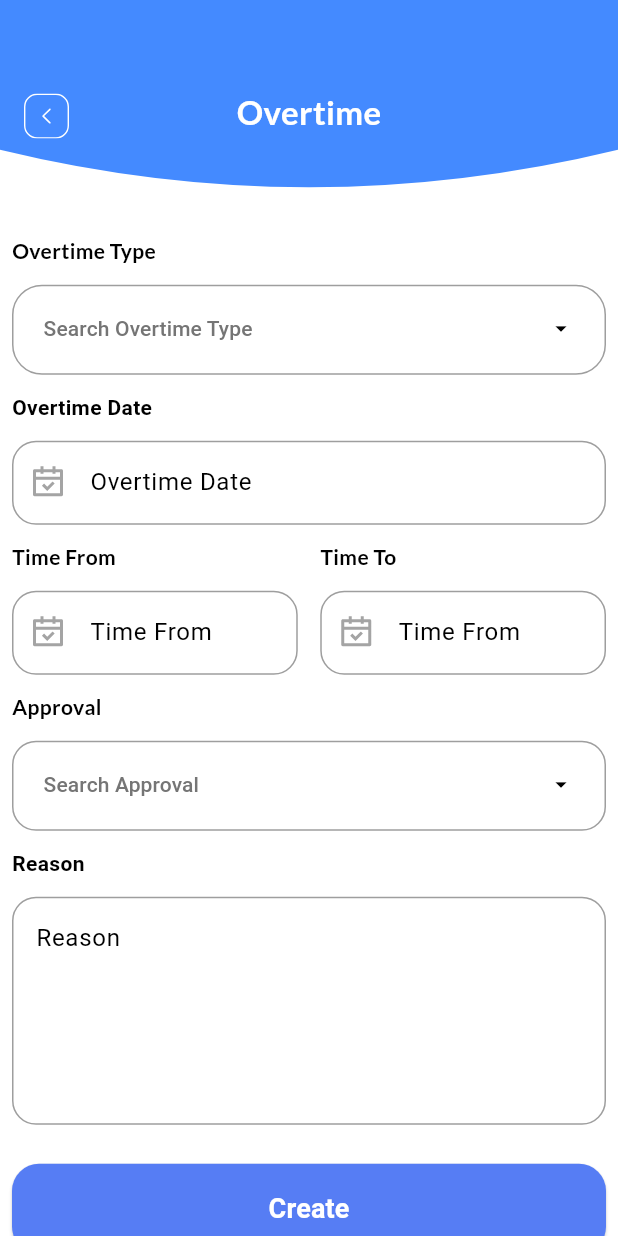
After one commit to AbdiSTS/venus_hr, a Flutter app: the HomeView screen opened directly, after a tap on "Overtime", on a phone screen of 412 x 824 dp. The commit adds this screen. Run offline on Flutter 3.47's test engine with Material 3 defaults, Android fonts, the phone set to English and light mode, and no system bars; our stand-ins replace auto_size_text, dotted_border, flutter_spinkit, flutter_svg, google_fonts, image_picker and 1 more; missing offline and left inert: flutter_timeline_calendar.

Commit message:
update from mac

```diff
--- a/lib/core/components/card_list_request.dart
+++ b/lib/core/components/card_list_request.dart
@@ -55,7 +55,7 @@ class _CardListRequestState extends State<CardListRequest> {
                                         ),
                                       ),
                                       Card(
-                                        color: Colors.redAccent,
+                                        color: Colors.orange,
                                         child: Padding(
                                           padding: const EdgeInsets.all(7),
                                           child: Text(
--- a/lib/main.dart
+++ b/lib/main.dart
@@ -1,4 +1,5 @@
 import 'package:flutter/material.dart';
+import 'package:venus_hr_psti/page/login/login_view.dart';
 
 import 'core/theme/app_theme.dart';
 import 'page/bottom_navigator_view.dart';
@@ -36,7 +37,8 @@ class _MyAppState extends State<MyApp> {
           primary: Colors.black, // ⬅️ warna utama (misal tombol)
         ),
       ),
-      home: BottomNavigatorView(),
+      // home: BottomNavigatorView(),
+      home: LoginView(),
     );
   }
 }
--- a/lib/page/home/home_view.dart
+++ b/lib/page/home/home_view.dart
@@ -4,7 +4,9 @@ import 'package:flutter/widgets.dart';
 import 'package:google_fonts/google_fonts.dart';
 
 import 'package:venus_hr_psti/core/extensions/date_time_ext.dart';
+import 'package:venus_hr_psti/page/home/attendance_log/attendance_log_view.dart';
 import 'package:venus_hr_psti/page/home/leave/leave_view.dart';
+import 'package:venus_hr_psti/page/home/overtime/overtime_view.dart';
 import 'package:venus_hr_psti/page/home/permission/permision_view.dart';
 
 import '../../core/assets/assets.gen.dart';
@@ -275,6 +277,34 @@ class _HomeViewState extends State<HomeView> {
                       ),
                     ),
                     GestureDetector(
+                      onTap: () => Navigator.push(
+                          context,
+                          MaterialPageRoute(
+                              builder: (context) => AttendanceLogView())),
+                      child: Card(
+                        elevation: 5,
+                        color: Colors.white,
+                        child: Column(
+                          mainAxisAlignment: MainAxisAlignment.center,
+                          children: [
+                            Image.asset(
+                              "assets/images/attendance.png",
+                              width: 70,
+                            ),
+                            SizedBox(
+                              height: 10,
+                            ),
+                            Text(
+                              "Attendance Log",
+                              style: GoogleFonts.lato(
+                                fontWeight: FontWeight.bold,
+                              ),
+                            )
+                          ],
+                        ),
+                      ),
+                    ),
+                    GestureDetector(
                       onTap: () => Navigator.push(context,
                           MaterialPageRoute(builder: (context) => LeaveView())),
                       child: Card(
@@ -292,6 +322,32 @@ class _HomeViewState extends State<HomeView> {
                             ),
                             Text(
                               "Leave",
+                              style: GoogleFonts.lato(
+                                fontWeight: FontWeight.bold,
+                              ),
+                            )
+                          ],
+                        ),
+                      ),
+                    ),
+                    GestureDetector(
+                      onTap: () => Navigator.push(context,
+                          MaterialPageRoute(builder: (context) => OvertimeView())),
+                      child: Card(
+                        elevation: 5,
+                        color: Colors.white,
+                        child: Column(
+                          mainAxisAlignment: MainAxisAlignment.center,
+                          children: [
+                            Image.asset(
+                              "assets/images/overtime.png",
+                              width: 70,
+                            ),
+                            SizedBox(
+                              height: 10,
+                            ),
+                            Text(
+                              "Overtime",
                               style: GoogleFonts.lato(
                                 fontWeight: FontWeight.bold,
                               ),
--- /dev/null
+++ b/lib/page/home/overtime/overtime_view.dart
@@ -0,0 +1,285 @@
+import 'package:flutter/material.dart';
+import 'package:flutter_svg/svg.dart';
+import 'package:google_fonts/google_fonts.dart';
+
+import '../../../core/assets/assets.gen.dart';
+import '../../../core/components/buttons.dart';
+import '../../../core/components/custom_date_picker.dart';
+import '../../../core/components/custom_text_field.dart';
+import '../../../core/components/rounded_clipper.dart';
+import '../../../core/components/search_dropdwon.dart';
+import '../../../core/components/spaces.dart';
+
+class OvertimeView extends StatefulWidget {
+  const OvertimeView({super.key});
+
+  @override
+  State<OvertimeView> createState() => _OvertimeViewState();
+}
+
+class _OvertimeViewState extends State<OvertimeView> {
+  TextEditingController? timeFromController= new TextEditingController();
+  TextEditingController? timeToController= new TextEditingController();
+  TextEditingController? reasonController = new TextEditingController();
+
+  TimeOfDay? selectedTimeFrom;
+  TimeOfDay? selectedTimeTo;
+  @override
+  Widget build(BuildContext context) {
+    return GestureDetector(
+      onTap: () {
+        FocusScope.of(context).unfocus();
+      },
+      child: Scaffold(
+        body: Column(
+          children: [
+            Expanded(
+                flex: 2,
+                child: Stack(
+                  children: [
+                    ClipPath(
+                      clipper: BottomRoundedClipper(),
+                      child: Container(
+                        color: Colors.blueAccent,
+                        child: Center(
+                          child: Text(
+                            "Overtime",
+                            style: GoogleFonts.lato(
+                              color: Colors.white,
+                              fontSize: 22,
+                              fontWeight: FontWeight.bold,
+                            ),
+                          ),
+                        ),
+                      ),
+                    ),
+                    Positioned(
+                      left: 16, // posisi dari kiri
+                      top: 5,
+                      bottom: 0,
+                      child: GestureDetector(
+                        onTap: () => Navigator.pop(context),
+                        child: Center(
+                          child: SvgPicture.asset(
+                            "assets/icons/back.svg",
+                            color: Colors.white,
+                            width: 30,
+                          ),
+                        ),
+                      ),
+                    ),
+                  ],
+                )),
+            Expanded(
+                flex: 9,
+                child: Padding(
+                  padding: const EdgeInsets.all(8.0),
+                  child: Column(
+                    crossAxisAlignment: CrossAxisAlignment.start,
+                    children: [
+                      Text("Overtime Type",
+                          style: GoogleFonts.lato(
+                            fontSize: 14,
+                            fontWeight: FontWeight.w700,
+                          )),
+                      const SizedBox(height: 12.0),
+                      Container(
+                        height: 60,
+                        decoration: BoxDecoration(
+                          borderRadius: BorderRadius.all(Radius.circular(20)),
+                          border: Border.all(color: Colors.grey),
+                        ),
+                        child: Padding(
+                          padding: const EdgeInsets.all(8.0),
+                          child: CustomSearchableDropDown(
+                              isReadOnly: false,
+                              items: [],
+                              label: 'Search Overtime Type',
+                              padding: EdgeInsets.zero,
+                              // searchBarHeight: SDP.sdp(40),
+                              hint: 'Overtime Type',
+                              dropdownHintText: 'Cari Overtime Type',
+                              dropdownItemStyle: GoogleFonts.getFont("Lato"),
+                              onChanged: (value) {
+                                if (value != null) {
+                                  // permissionType = value;
+                                  // print(
+                                  //     "value : ${value}, permissionType!.TypeLangguage : ${permissionType!.TypeLangguage} ");
+                                }
+                              },
+                              dropDownMenuItems: []),
+                        ),
+                      ),
+                      const SizedBox(height: 12.0),
+                      CustomDatePicker(
+                          label: 'Overtime Date',
+                          onDateSelected: (selectedDate) {
+                            // overtimeDate?.text =
+                            //     formatDate(selectedDate).toString();
+                          }),
+                      const SizedBox(height: 12.0),
+                      Row(
+                        children: [
+                          Expanded(
+                            flex: 2,
+                            child: Column(
+                              crossAxisAlignment: CrossAxisAlignment.start,
+                              children: [
+                                Text("Time From",
+                                    style: GoogleFonts.lato(
+                                      fontSize: 14,
+                                      fontWeight: FontWeight.w700,
+                                    )),
+                                const SizedBox(height: 12.0),
+                                TextFormField(
+                                  controller: timeToController,
+                                  onTap: () async {
+                                    final TimeOfDay? time =
+                                        await showTimePicker(
+                                            context: context,
+                                            initialTime: selectedTimeTo ??
+                                                TimeOfDay.now());
+                                    setState(() {
+                                      selectedTimeTo = time;
+                                      timeToController?.text =
+                                          "${selectedTimeTo!.format(context).substring(0, 5)}";
+                                      ;
+                                    });
+                                  },
+                                  readOnly: true,
+                                  decoration: InputDecoration(
+                                    border: OutlineInputBorder(
+                                      borderRadius: BorderRadius.circular(16.0),
+                                      borderSide:
+                                          const BorderSide(color: Colors.grey),
+                                    ),
+                                    enabledBorder: OutlineInputBorder(
+                                      borderRadius: BorderRadius.circular(16.0),
+                                      borderSide:
+                                          const BorderSide(color: Colors.grey),
+                                    ),
+                                    prefixIcon: Padding(
+                                      padding: const EdgeInsets.all(12.0),
+                                      child: Assets.icons.calendar.svg(),
+                                    ),
+                                    hintText: selectedTimeTo != null
+                                        ? selectedTimeTo
+                                            ?.format(context)
+                                            .substring(0, 5)
+                                        : "Time From",
+                                  ),
+                                ),
+                              ],
+                            ),
+                          ),
+                          SizedBox(
+                            width: 15,
+                          ),
+                          Expanded(
+                            flex: 2,
+                            child: Column(
+                              crossAxisAlignment: CrossAxisAlignment.start,
+                              children: [
+                                Text("Time To",
+                                    style: GoogleFonts.lato(
+                                      fontSize: 14,
+                                      fontWeight: FontWeight.w700,
+                                    )),
+                                const SizedBox(height: 12.0),
+                                TextFormField(
+                                  controller: timeToController,
+                                  onTap: () async {
+                                    final TimeOfDay? time =
+                                        await showTimePicker(
+                                            context: context,
+                                            initialTime: selectedTimeTo ??
+                                                TimeOfDay.now());
+                                    setState(() {
+                                      selectedTimeTo = time;
+                                      timeToController?.text =
+                                          "${selectedTimeTo!.format(context).substring(0, 5)}";
+                                      ;
+                                    });
+                                  },
+                                  readOnly: true,
+                                  decoration: InputDecoration(
+                                    border: OutlineInputBorder(
+                                      borderRadius: BorderRadius.circular(16.0),
+                                      borderSide:
+                                          const BorderSide(color: Colors.grey),
+                                    ),
+                                    enabledBorder: OutlineInputBorder(
+                                      borderRadius: BorderRadius.circular(16.0),
+                                      borderSide:
+                                          const BorderSide(color: Colors.grey),
+                                    ),
+                                    prefixIcon: Padding(
+                                      padding: const EdgeInsets.all(12.0),
+                                      child: Assets.icons.calendar.svg(),
+                                    ),
+                                    hintText: selectedTimeTo != null
+                                        ? selectedTimeTo
+                                            ?.format(context)
+                                            .substring(0, 5)
+                                        : "Time From",
+                                  ),
+                                ),
+                              ],
+                            ),
+                          ),
+                        ],
+                      ),
+                      const SizedBox(height: 12.0),
+                      Text("Approval",
+                          style: GoogleFonts.lato(
+                            fontSize: 14,
+                            fontWeight: FontWeight.w700,
+                          )),
+                      const SizedBox(height: 12.0),
+                      Container(
+                        height: 60,
+                        decoration: BoxDecoration(
+                          borderRadius: BorderRadius.all(Radius.circular(16)),
+                          border: Border.all(color: Colors.grey),
+                        ),
+                        child: Padding(
+                          padding: const EdgeInsets.all(8.0),
+                          child: CustomSearchableDropDown(
+                              isReadOnly: false,
+                              items: [],
+                              label: 'Search Approval',
+                              padding: EdgeInsets.zero,
+                              // searchBarHeight: SDP.sdp(40),
+                              hint: 'Search Approval',
+                              dropdownHintText: 'Cari Search Approval',
+                              dropdownItemStyle: GoogleFonts.getFont("Lato"),
+                              onChanged: (value) {
+                                if (value != null) {
+                                  setState(() {
+                                    // selectApprovel = value['EmployeeID'];
+                                  });
+                                }
+                              },
+                              dropDownMenuItems: []),
+                        ),
+                      ),
+                      const SizedBox(height: 12.0),
+                      CustomTextField(
+                        controller: reasonController!,
+                        label: 'Reason',
+                        maxLines: 5,
+                      ),
+                      const SpaceHeight(26.0),
+                      Button.filled(
+                        onPressed: () {},
+                        label: 'Create',
+                      ),
+                    ],
+                  ),
+                ))
+          ],
+        ),
+      ),
+    );
+  }
+}
--- a/pubspec.yaml
+++ b/pubspec.yaml
@@ -45,6 +45,7 @@ dependencies:
   auto_size_text: ^3.0.0
   dotted_border: ^2.1.0
   path_provider: ^2.1.3
+  flutter_timeline_calendar: ^1.0.9
   image_picker: ^1.0.4
 
 
```
Also changed, not shown: lib/page/home/attendance_log/attendance_log_view.dart (added, +254 -0 lines), lib/page/home/attendance_log/attendance_log_viewmodel.dart (added, +9 -0 lines), lib/page/home/overtime/overtime_viewmodel.dart (added, +9 -0 lines), lib/page/login/login_view.dart (added, +87 -0 lines), lib/page/login/login_viewmodel.dart (added, +9 -0 lines), assets/images/attendance.png (added), pubspec.lock.
